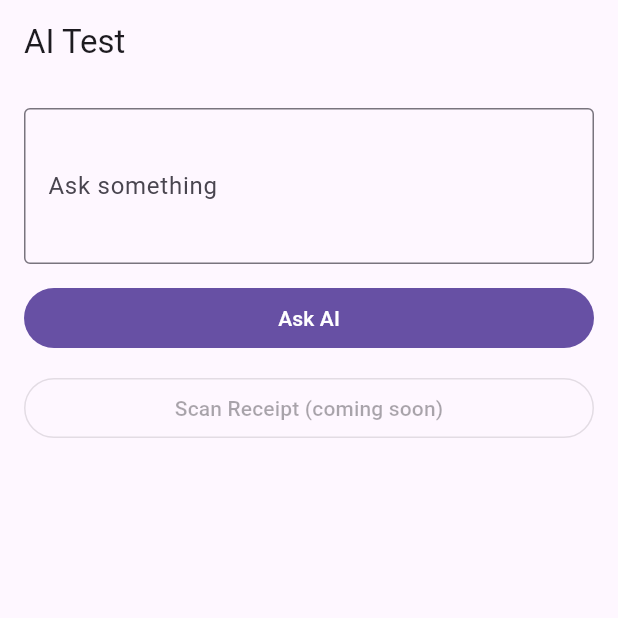
After one commit to kurtduterte/finly, a Flutter app: the screen it shows after launch, after a tap on "Ask AI", on a phone screen of 412 x 824 dp, the top half of it. The commit adds this screen. Run offline on Flutter 3.47's test engine with Material 3 defaults, Android fonts, the phone set to English and light mode, and no system bars; our stand-ins replace flutter_riverpod; missing offline and left inert: flutter_gemma.

Commit message:
[Feat] Integrate AI functionality with Gemma; add model setup and AI test screens, update permissions, and configure dependencies

```diff
--- /dev/null
+++ b/lib/ai/gemma_service.dart
@@ -0,0 +1,41 @@
+import 'dart:async';
+
+import 'package:finly/config/ai_config.dart';
+import 'package:flutter_gemma/flutter_gemma.dart';
+
+class GemmaService {
+  InferenceModel? _model;
+
+  // Returns true if the model is already loaded and ready to use
+  Future<bool> isModelReady() async => FlutterGemma.hasActiveModel();
+
+  // Loads the bundled model asset; calls onProgress(0.0→1.0) during loading
+  Future<void> prepareModel({
+    void Function(double progress)? onProgress,
+  }) async {
+    await FlutterGemma.installModel(modelType: ModelType.gemmaIt)
+        .fromAsset(kGemmaAssetPath)
+        .withProgress((p) => onProgress?.call(p / 100))
+        .install();
+  }
+
+  // Sends prompt to Gemma and returns the full response as a string
+  Future<String?> generateResponse(String prompt) async {
+    _model ??= await FlutterGemma.getActiveModel();
+
+    final chat = await _model!.createChat();
+    await chat.addQueryChunk(Message.text(text: prompt));
+    final buffer = StringBuffer();
+    await for (final token in chat.generateChatResponseAsync()) {
+      if (token is TextResponse) {
+        buffer.write(token.token);
+      }
+    }
+    return buffer.toString();
+  }
+
+  void dispose() {
+    unawaited(_model?.close());
+    _model = null;
+  }
+}
--- /dev/null
+++ b/lib/config/ai_config.dart
@@ -0,0 +1,6 @@
+// Bundled model asset — downloaded once by the developer,
+// never fetched at runtime
+const kGemmaAssetPath = 'assets/models/gemma3-1b-it-int4.task';
+
+// 1024 tokens fits a receipt-length prompt + short JSON response comfortably
+const kGemmaMaxTokens = 1024;
--- /dev/null
+++ b/lib/features/ai_test/presentation/screens/ai_test_screen.dart
@@ -0,0 +1,88 @@
+import 'package:finly/ai/gemma_service.dart';
+import 'package:flutter/material.dart';
+
+class AiTestScreen extends StatefulWidget {
+  const AiTestScreen({required this.gemmaService, super.key});
+
+  final GemmaService gemmaService;
+
+  @override
+  State<AiTestScreen> createState() => _AiTestScreenState();
+}
+
+class _AiTestScreenState extends State<AiTestScreen> {
+  final _controller = TextEditingController();
+
+  bool _isLoading = false;
+  String? _response;
+
+  @override
+  void dispose() {
+    _controller.dispose();
+    widget.gemmaService.dispose();
+    super.dispose();
+  }
+
+  Future<void> _askAi() async {
+    final prompt = _controller.text.trim();
+    if (prompt.isEmpty) return;
+
+    setState(() {
+      _isLoading = true;
+      _response = null;
+    });
+
+    try {
+      final result = await widget.gemmaService.generateResponse(prompt);
+      setState(() => _response = result);
+    } on Exception catch (e) {
+      setState(() => _response = 'Error: $e');
+    } finally {
+      setState(() => _isLoading = false);
+    }
+  }
+
+  @override
+  Widget build(BuildContext context) {
+    return Scaffold(
+      appBar: AppBar(title: const Text('AI Test')),
+      body: Padding(
+        padding: const EdgeInsets.all(16),
+        child: Column(
+          crossAxisAlignment: CrossAxisAlignment.stretch,
+          children: [
+            TextField(
+              controller: _controller,
+              maxLines: 3,
+              decoration: const InputDecoration(
+                labelText: 'Ask something',
+                hintText: 'Hello! What can you do?',
+                border: OutlineInputBorder(),
+              ),
+            ),
+            const SizedBox(height: 12),
+            FilledButton(
+              onPressed: _isLoading ? null : _askAi,
+              child: const Text('Ask AI'),
+            ),
+            const SizedBox(height: 12),
+            const OutlinedButton(
+              onPressed: null,
+              child: Text('Scan Receipt (coming soon)'),
+            ),
+            const SizedBox(height: 16),
+            if (_isLoading)
+              const Center(child: CircularProgressIndicator())
+            else if (_response != null)
+              Card(
+                child: Padding(
+                  padding: const EdgeInsets.all(16),
+                  child: Text(_response!),
+                ),
+              ),
+          ],
+        ),
+      ),
+    );
+  }
+}
--- /dev/null
+++ b/lib/features/model_setup/presentation/screens/model_setup_screen.dart
@@ -0,0 +1,88 @@
+import 'dart:async';
+
+import 'package:finly/ai/gemma_service.dart';
+import 'package:finly/features/ai_test/presentation/screens/ai_test_screen.dart';
+import 'package:flutter/material.dart';
+
+class ModelSetupScreen extends StatefulWidget {
+  const ModelSetupScreen({required this.gemmaService, super.key});
+
+  final GemmaService gemmaService;
+
+  @override
+  State<ModelSetupScreen> createState() => _ModelSetupScreenState();
+}
+
+class _ModelSetupScreenState extends State<ModelSetupScreen> {
+  double _progress = 0;
+  String? _error;
+
+  @override
+  void initState() {
+    super.initState();
+    unawaited(_loadModel());
+  }
+
+  Future<void> _loadModel() async {
+    try {
+      await widget.gemmaService.prepareModel(
+        onProgress: (p) => setState(() => _progress = p),
+      );
+      if (mounted) {
+        unawaited(
+          Navigator.pushReplacement(
+            context,
+            MaterialPageRoute<void>(
+              builder: (_) => AiTestScreen(gemmaService: widget.gemmaService),
+            ),
+          ),
+        );
+      }
+    } on Exception catch (_) {
+      setState(
+        () => _error =
+            'Model file missing. Run the developer setup script first.',
+      );
+    }
+  }
+
+  @override
+  Widget build(BuildContext context) {
+    return Scaffold(
+      body: Padding(
+        padding: const EdgeInsets.all(24),
+        child: Column(
+          mainAxisAlignment: MainAxisAlignment.center,
+          crossAxisAlignment: CrossAxisAlignment.stretch,
+          children: [
+            const Text(
+              'Setting up Finly AI',
+              style: TextStyle(fontSize: 22, fontWeight: FontWeight.bold),
+              textAlign: TextAlign.center,
+            ),
+            const SizedBox(height: 8),
+            const Text(
+              'This only happens once on first launch',
+              textAlign: TextAlign.center,
+            ),
+            const SizedBox(height: 32),
+            if (_error != null)
+              Text(
+                _error!,
+                style: const TextStyle(color: Colors.red),
+                textAlign: TextAlign.center,
+              )
+            else ...[
+              LinearProgressIndicator(value: _progress > 0 ? _progress : null),
+              const SizedBox(height: 8),
+              Text(
+                '${(_progress * 100).toStringAsFixed(0)}%',
+                textAlign: TextAlign.center,
+              ),
+            ],
+          ],
+        ),
+      ),
+    );
+  }
+}
--- a/lib/main.dart
+++ b/lib/main.dart
@@ -1,17 +1,52 @@
+import 'package:finly/ai/gemma_service.dart';
+import 'package:finly/features/ai_test/presentation/screens/ai_test_screen.dart';
+import 'package:finly/features/model_setup/presentation/screens/model_setup_screen.dart';
 import 'package:flutter/material.dart';
+import 'package:flutter_gemma/flutter_gemma.dart';
+import 'package:flutter_riverpod/flutter_riverpod.dart';
 
-void main() {
-  runApp(const MyApp());
+void main() async {
+  WidgetsFlutterBinding.ensureInitialized();
+  await FlutterGemma.initialize();
+  runApp(const ProviderScope(child: FinlyApp()));
 }
 
-class MyApp extends StatelessWidget {
-  const MyApp({super.key});
+class FinlyApp extends StatelessWidget {
+  const FinlyApp({super.key});
 
   @override
   Widget build(BuildContext context) {
-    return const MaterialApp(
+    return MaterialApp(
       debugShowCheckedModeBanner: false,
-      home: Text('Hello world'),
+      home: _StartupRouter(),
     );
   }
 }
+
+// Checks if the model is already loaded; routes accordingly
+class _StartupRouter extends StatefulWidget {
+  @override
+  State<_StartupRouter> createState() => _StartupRouterState();
+}
+
+class _StartupRouterState extends State<_StartupRouter> {
+  final _gemmaService = GemmaService();
+
+  @override
+  Widget build(BuildContext context) {
+    return FutureBuilder<bool>(
+      future: _gemmaService.isModelReady(),
+      builder: (context, snapshot) {
+        if (!snapshot.hasData) {
+          return const Scaffold(
+            body: Center(child: CircularProgressIndicator()),
+          );
+        }
+        if (snapshot.data!) {
+          return AiTestScreen(gemmaService: _gemmaService);
+        }
+        return ModelSetupScreen(gemmaService: _gemmaService);
+      },
+    );
+  }
+}
```
Also changed, not shown: pubspec.yaml (+5 -3 lines), pubspec.lock, 11 other files.
